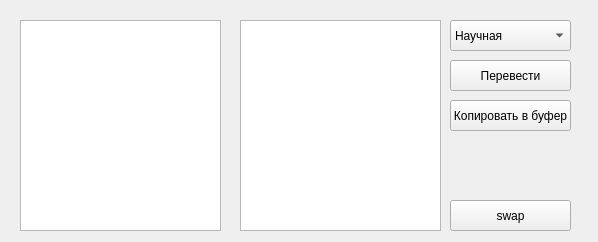
Old version of the form Transliteration/transliteration.ui in the repository ArtemNosov/Transliteration.
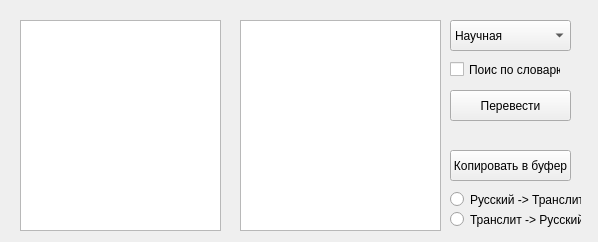
New version of the form.

Commit message: Работа с буфером

The edit to the form file:
```diff
--- a/Transliteration/transliteration.ui
+++ b/Transliteration/transliteration.ui
@@ -13,11 +13,11 @@
   <property name="windowTitle">
    <string>Transliteration</string>
   </property>
-  <widget class="QPushButton" name="swapButton">
+  <widget class="QPushButton" name="bufferButton">
    <property name="geometry">
     <rect>
      <x>450</x>
-     <y>100</y>
+     <y>150</y>
      <width>121</width>
      <height>31</height>
     </rect>
@@ -46,19 +46,6 @@
     </rect>
    </property>
   </widget>
-  <widget class="QPushButton" name="bufferButton">
-   <property name="geometry">
-    <rect>
-     <x>450</x>
-     <y>200</y>
-     <width>121</width>
-     <height>31</height>
-    </rect>
-   </property>
-   <property name="text">
-    <string>swap</string>
-   </property>
-  </widget>
   <widget class="QComboBox" name="comboBox">
    <property name="geometry">
     <rect>
@@ -93,7 +80,7 @@
    <property name="geometry">
     <rect>
      <x>450</x>
-     <y>60</y>
+     <y>90</y>
      <width>121</width>
      <height>31</height>
     </rect>
@@ -102,6 +89,45 @@
     <string>Перевести</string>
    </property>
   </widget>
+  <widget class="QCheckBox" name="checkBox">
+   <property name="geometry">
+    <rect>
+     <x>450</x>
+     <y>60</y>
+     <width>111</width>
+     <height>19</height>
+    </rect>
+   </property>
+   <property name="text">
+    <string>Поис по словарю</string>
+   </property>
+  </widget>
+  <widget class="QRadioButton" name="engButton">
+   <property name="geometry">
+    <rect>
+     <x>450</x>
+     <y>210</y>
+     <width>131</width>
+     <height>19</height>
+    </rect>
+   </property>
+   <property name="text">
+    <string>Транслит -&gt; Русский</string>
+   </property>
+  </widget>
+  <widget class="QRadioButton" name="rusButton">
+   <property name="geometry">
+    <rect>
+     <x>450</x>
+     <y>190</y>
+     <width>131</width>
+     <height>19</height>
+    </rect>
+   </property>
+   <property name="text">
+    <string>Русский -&gt; Транслит</string>
+   </property>
+  </widget>
  </widget>
  <layoutdefault spacing="6" margin="11"/>
  <resources/>
```
The commit also changes 2 other files.
